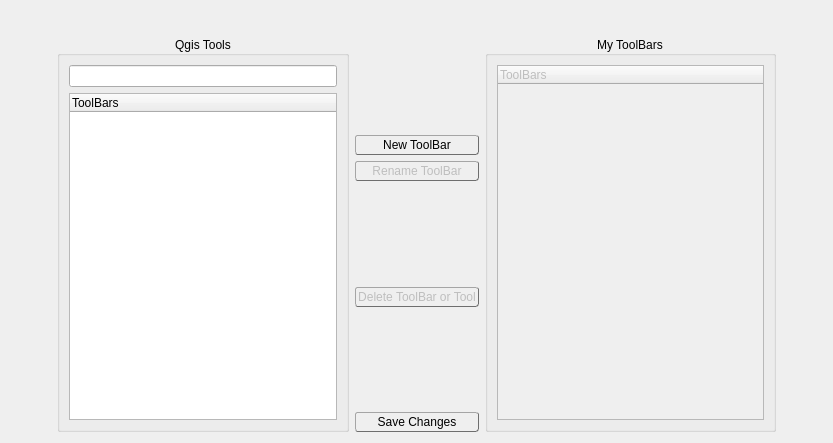
Above: ui.resources/ui_CustomToolbar.ui from All4Gis/CustomToolBar before the change. Below: the same form after it.
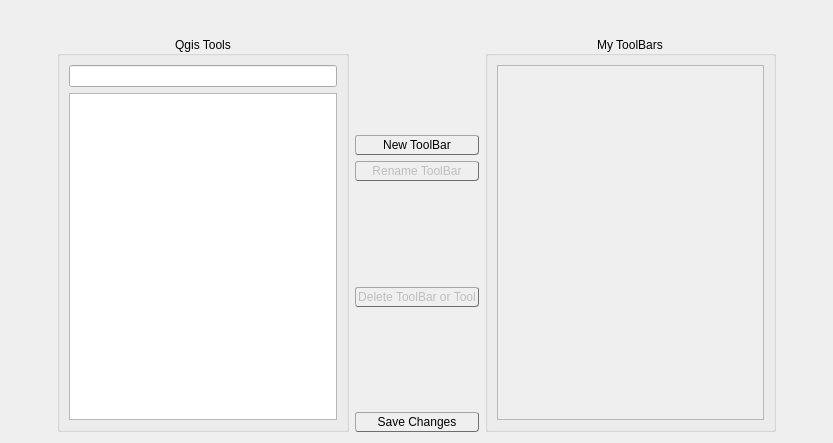
That is the form after the change. Icons and pictures are not drawn. Custom widgets are drawn as their Qt base class.

Diff of the .ui file:
```diff
--- a/ui.resources/ui_CustomToolbar.ui
+++ b/ui.resources/ui_CustomToolbar.ui
@@ -123,6 +123,9 @@
         </item>
         <item>
          <widget class="QTreeWidget" name="ToolBars">
+          <property name="styleSheet">
+           <string notr="true"/>
+          </property>
           <property name="dragEnabled">
            <bool>true</bool>
           </property>
@@ -153,6 +156,9 @@
           <property name="wordWrap">
            <bool>false</bool>
           </property>
+          <attribute name="headerVisible">
+           <bool>false</bool>
+          </attribute>
           <attribute name="headerShowSortIndicator" stdset="0">
            <bool>false</bool>
           </attribute>
@@ -161,7 +167,7 @@
           </attribute>
           <column>
            <property name="text">
-            <string notr="true">ToolBars</string>
+            <string notr="true"/>
            </property>
           </column>
          </widget>
@@ -320,6 +326,9 @@
           <property name="enabled">
            <bool>false</bool>
           </property>
+          <property name="styleSheet">
+           <string notr="true"/>
+          </property>
           <property name="dragEnabled">
            <bool>false</bool>
           </property>
@@ -347,9 +356,12 @@
           <property name="itemsExpandable">
            <bool>true</bool>
           </property>
+          <attribute name="headerVisible">
+           <bool>false</bool>
+          </attribute>
           <column>
            <property name="text">
-            <string>ToolBars</string>
+            <string/>
            </property>
           </column>
          </widget>
```
